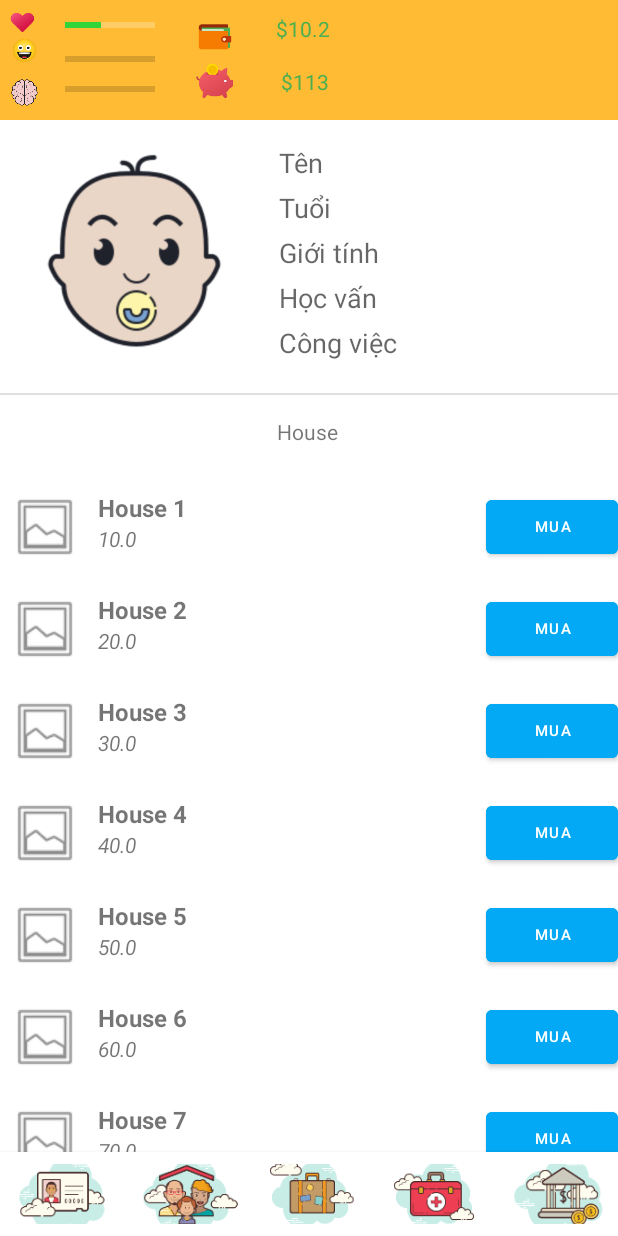
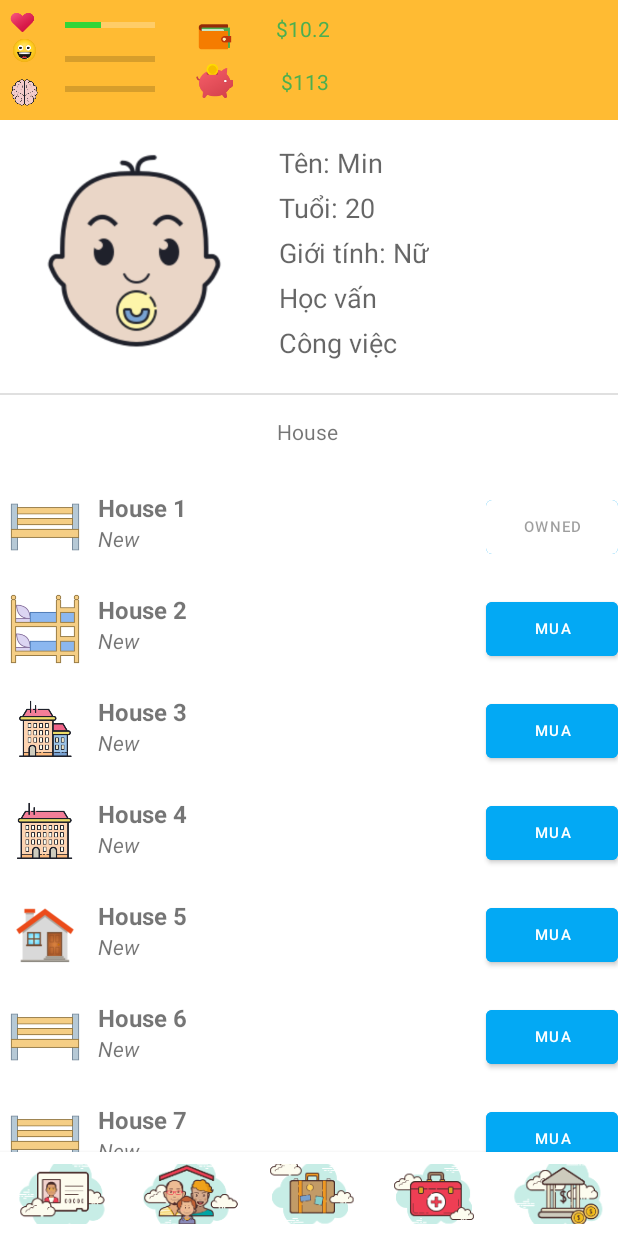
Before and after one commit to chaultm29/LifeSimulator, an Android app: the screen it shows after launch (MainActivity), after a tap on "MUA", on a phone screen of 412 x 824 dp. Run offline under Robolectric (Android 15) with nearby library versions, the phone set to English and light mode, and no system bars.

Commit message:
update interact

```diff
--- a/LifeSimulator/app/src/main/java/com/example/lifesimulator/Adapter/HouseAdapter.java
+++ b/LifeSimulator/app/src/main/java/com/example/lifesimulator/Adapter/HouseAdapter.java
@@ -1,10 +1,12 @@
 package com.example.lifesimulator.Adapter;
 
 import android.content.Context;
+import android.graphics.Color;
 import android.view.LayoutInflater;
 import android.view.View;
 import android.view.ViewGroup;
 import android.widget.Button;
+import android.widget.ImageView;
 import android.widget.TextView;
 import android.widget.Toast;
 
@@ -40,9 +42,27 @@ public class HouseAdapter extends RecyclerView.Adapter<HouseAdapter.ImageViewHod
     @Override
     public void onBindViewHolder(@NonNull ImageViewHoder holder, int position) {
         House house = mHouse.get(position);
-
+        int resID = 0;
+        switch (house.getCode()){
+            case "H2":
+                resID = R.drawable.h_shareroom;
+                break;
+            case "H3":
+                resID = R.drawable.h_apartment1;
+                break;
+            case "H4":
+                resID = R.drawable.h_apartment2;
+                break;
+            case "H5":
+                resID = R.drawable.h_house;
+                break;
+            default:
+                resID = R.drawable.h_bench;
+                break;
+        }
+        holder.item_image.setImageResource(resID);
         holder.item_name.setText(house.getName());
-        holder.item_price.setText(house.getPrice()+"");
+        holder.item_description.setText(house.getDescription()+"");
     }
 
     @Override
@@ -50,23 +70,43 @@ public class HouseAdapter extends RecyclerView.Adapter<HouseAdapter.ImageViewHod
         return mHouse.size();
     }
 
+    @Override
+    public long getItemId(int position) {
+        return position;
+    }
+
+    @Override
+    public int getItemViewType(int position) {
+        return position;
+    }
+
     public class ImageViewHoder extends RecyclerView.ViewHolder{
+        public ImageView item_image;
         public TextView item_name;
-        public TextView item_price;
+        public TextView item_description;
         public Button interact_button;
 
         public ImageViewHoder(View itemView) {
             super(itemView);
+            item_image = itemView.findViewById(R.id.item_image);
             item_name = itemView.findViewById(R.id.item_name);
-            item_price = itemView.findViewById(R.id.item_price);
+            item_description = itemView.findViewById(R.id.item_description);
             interact_button = itemView.findViewById(R.id.interact_button);
 
             interact_button.setOnClickListener(new View.OnClickListener() {
                 @Override
                 public void onClick(View view) {
                     Toast.makeText(view.getContext(),
-                            item_name.getText() + " is price " + item_price.getText() , Toast.LENGTH_SHORT)
+                            item_name.getText() + " is price " + item_description.getText() , Toast.LENGTH_SHORT)
                             .show();
+                    mHouse.get(getAdapterPosition()).setOwner(true);
+                    if (mHouse.get(getAdapterPosition()).isOwner()){
+                        interact_button.setEnabled(false);
+                        interact_button.setText("Owned");
+                        interact_button.setBackgroundColor(Color.WHITE);
+                    } else {
+                        interact_button.setText(mHouse.get(getAdapterPosition()).getPrice()+"");
+                    }
                 }
             });
         }
--- a/LifeSimulator/app/src/main/java/com/example/lifesimulator/Adapter/ItemAdapter.java
+++ b/LifeSimulator/app/src/main/java/com/example/lifesimulator/Adapter/ItemAdapter.java
@@ -11,7 +11,6 @@ import android.widget.Toast;
 import androidx.annotation.NonNull;
 import androidx.recyclerview.widget.RecyclerView;
 
-import com.example.lifesimulator.Model.House;
 import com.example.lifesimulator.Model.Item;
 import com.example.lifesimulator.R;
 
@@ -43,7 +42,7 @@ public class ItemAdapter extends  RecyclerView.Adapter<ItemAdapter.ImageViewHode
         Item item = mItem.get(position);
 
         holder.item_name.setText(item.getName());
-        holder.item_price.setText(item.getPrice()+"");
+        holder.item_description.setText(item.getPrice()+"");
     }
 
     @Override
@@ -53,20 +52,20 @@ public class ItemAdapter extends  RecyclerView.Adapter<ItemAdapter.ImageViewHode
 
     public class ImageViewHoder extends RecyclerView.ViewHolder{
         public TextView item_name;
-        public TextView item_price;
+        public TextView item_description;
         public Button interact_button;
 
         public ImageViewHoder(View itemView) {
             super(itemView);
             item_name = itemView.findViewById(R.id.item_name);
-            item_price = itemView.findViewById(R.id.item_price);
+            item_description = itemView.findViewById(R.id.item_description);
             interact_button = itemView.findViewById(R.id.interact_button);
 
             interact_button.setOnClickListener(new View.OnClickListener() {
                 @Override
                 public void onClick(View view) {
                     Toast.makeText(view.getContext(),
-                            item_name.getText() + " is price " + item_price.getText() , Toast.LENGTH_SHORT)
+                            item_name.getText() + " is price " + item_description.getText() , Toast.LENGTH_SHORT)
                             .show();
                 }
             });
--- a/LifeSimulator/app/src/main/java/com/example/lifesimulator/Fragment/HouseListFragment.java
+++ b/LifeSimulator/app/src/main/java/com/example/lifesimulator/Fragment/HouseListFragment.java
@@ -81,8 +81,9 @@ public class HouseListFragment extends Fragment {
         recyclerView = view.findViewById(R.id.houseList);
         recyclerView.getLayoutParams().height = 1000;
         houses = new ArrayList<House>();
-        for (int i = 1; i <= 50; i++) {
-            houses.add(new House("H"+i, "House "+ i, i*10, "New", i*9));
+        houses.add(new House("H"+1, "House 1", 10, "New", true, 9));
+        for (int i = 2; i <= 50; i++) {
+            houses.add(new House("H"+i, "House "+ i, i*10, "New", false, i*9));
         }
 
         adapter = new HouseAdapter(houses, view.getContext());
--- a/LifeSimulator/app/src/main/java/com/example/lifesimulator/Fragment/IdentityFragment.java
+++ b/LifeSimulator/app/src/main/java/com/example/lifesimulator/Fragment/IdentityFragment.java
@@ -2,16 +2,24 @@ package com.example.lifesimulator.Fragment;
 
 import android.os.Bundle;
 
+import androidx.annotation.NonNull;
+import androidx.annotation.Nullable;
 import androidx.fragment.app.Fragment;
 
 import android.view.LayoutInflater;
 import android.view.View;
 import android.view.ViewGroup;
+import android.widget.TextView;
 
+import com.example.lifesimulator.Model.AppDataStore;
 import com.example.lifesimulator.R;
 
 
 public class IdentityFragment extends Fragment {
+
+    TextView txtName;
+    TextView txtAge;
+    TextView txtGender;
 
     @Override
     public View onCreateView(LayoutInflater inflater, ViewGroup container,
@@ -19,4 +27,15 @@ public class IdentityFragment extends Fragment {
         // Inflate the layout for this fragment
         return inflater.inflate(R.layout.fragment_identity, container, false);
     }
+
+    @Override
+    public void onViewCreated(@NonNull View view, @Nullable Bundle savedInstanceState) {
+        super.onViewCreated(view, savedInstanceState);
+        txtName = view.findViewById(R.id.txtName);
+        txtAge = view.findViewById(R.id.txtAge);
+        txtGender = view.findViewById(R.id.txtGender);
+        txtName.setText("Tên: " + AppDataStore.identity.getName());
+        txtAge.setText("Tuổi: " + AppDataStore.identity.getAge());
+        txtGender.setText("Giới tính: " + (AppDataStore.identity.isGender()?"Nam":"Nữ"));
+    }
 }
--- a/LifeSimulator/app/src/main/java/com/example/lifesimulator/Fragment/ItemListFragment.java
+++ b/LifeSimulator/app/src/main/java/com/example/lifesimulator/Fragment/ItemListFragment.java
@@ -84,7 +84,7 @@ public class ItemListFragment extends Fragment {
         recyclerView.getLayoutParams().height = 1000;
         items = new ArrayList<Item>();
         for (int i = 1; i <= 50; i++) {
-            items.add(new Item("I"+i, "Item "+ i, i*10, "New"));
+            items.add(new Item("I"+i, "Item "+ i, i*10, "New", false));
         }
 
         adapter = new ItemAdapter(items, view.getContext());
--- a/LifeSimulator/app/src/main/java/com/example/lifesimulator/MainActivity.java
+++ b/LifeSimulator/app/src/main/java/com/example/lifesimulator/MainActivity.java
@@ -4,10 +4,14 @@ import androidx.annotation.NonNull;
 import androidx.appcompat.app.AppCompatActivity;
 import androidx.fragment.app.Fragment;
 
+import android.content.Context;
 import android.os.Bundle;
 import android.view.MenuItem;
 import com.example.lifesimulator.Fragment.*;
 
+import com.example.lifesimulator.Model.Identity;
+import com.example.lifesimulator.Model.AppDataStore;
+import com.google.android.material.appbar.AppBarLayout;
 import com.google.android.material.bottomnavigation.BottomNavigationView;
 
 public class MainActivity extends AppCompatActivity {
@@ -18,6 +22,8 @@ public class MainActivity extends AppCompatActivity {
     protected void onCreate(Bundle savedInstanceState) {
         super.onCreate(savedInstanceState);
         setContentView(R.layout.activity_main);
+
+        AppDataStore.identity = new Identity("Min", 20, false);
 
         bottomNavigationView = findViewById(R.id.bottom_navigation);
 
--- /dev/null
+++ b/LifeSimulator/app/src/main/java/com/example/lifesimulator/Model/AppDataStore.java
@@ -0,0 +1,5 @@
+package com.example.lifesimulator.Model;
+
+public class AppDataStore {
+    public static Identity identity;
+}
--- a/LifeSimulator/app/src/main/java/com/example/lifesimulator/Model/House.java
+++ b/LifeSimulator/app/src/main/java/com/example/lifesimulator/Model/House.java
@@ -6,8 +6,8 @@ public class House extends NetWorth {
     public House() {
     }
 
-    public House(String code, String name, float price, String desc, float rent) {
-        super(code, name, price, desc);
+    public House(String code, String name, float price, String description, boolean isOwner, float rent) {
+        super(code, name, price, description, isOwner);
         this.rent = rent;
     }
 
--- a/LifeSimulator/app/src/main/java/com/example/lifesimulator/Model/Item.java
+++ b/LifeSimulator/app/src/main/java/com/example/lifesimulator/Model/Item.java
@@ -4,7 +4,7 @@ public class Item extends NetWorth{
     public Item() {
     }
 
-    public Item(String code, String name, float price, String description) {
-        super(code, name, price, description);
+    public Item(String code, String name, float price, String description, boolean isOwner) {
+        super(code, name, price, description, isOwner);
     }
 }
--- a/LifeSimulator/app/src/main/java/com/example/lifesimulator/Model/NetWorth.java
+++ b/LifeSimulator/app/src/main/java/com/example/lifesimulator/Model/NetWorth.java
@@ -5,15 +5,25 @@ public abstract class NetWorth {
     protected String name ;
     protected float price ;
     protected String description;
+    protected boolean isOwner;
 
     public NetWorth() {
     }
 
-    public NetWorth(String code, String name, float price, String description) {
+    public NetWorth(String code, String name, float price, String description, boolean isOwner) {
         this.code = code;
         this.name = name;
         this.price = price;
         this.description = description;
+        this.isOwner = isOwner;
+    }
+
+    public boolean isOwner() {
+        return isOwner;
+    }
+
+    public void setOwner(boolean owner) {
+        isOwner = owner;
     }
 
     public String getCode() {
--- a/LifeSimulator/app/src/main/res/layout/template_item.xml
+++ b/LifeSimulator/app/src/main/res/layout/template_item.xml
@@ -10,6 +10,7 @@
     >
 
     <ImageView
+        android:id="@+id/item_image"
         android:layout_width="60dp"
         android:layout_height="match_parent"
         android:src="@android:drawable/ic_menu_gallery" />
@@ -31,7 +32,7 @@
 
             />
         <TextView
-            android:id="@+id/item_price"
+            android:id="@+id/item_description"
             android:layout_width="match_parent"
             android:layout_height="wrap_content"
             android:textStyle="italic"
```
Also changed, not shown: LifeSimulator/app/src/main/res/drawable-v24/h_apartment1.png (added), LifeSimulator/app/src/main/res/drawable-v24/h_apartment2.png (added), LifeSimulator/app/src/main/res/drawable-v24/h_bench.png (added), LifeSimulator/app/src/main/res/drawable-v24/h_house.png (added), LifeSimulator/app/src/main/res/drawable-v24/h_shareroom.png (added).
